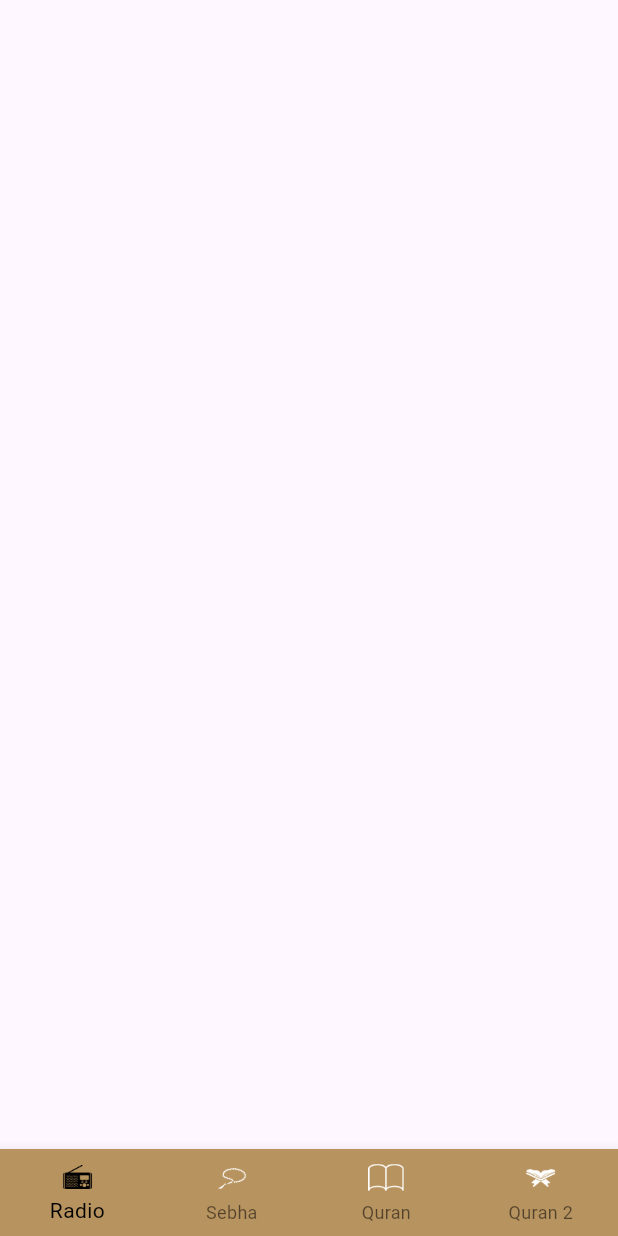
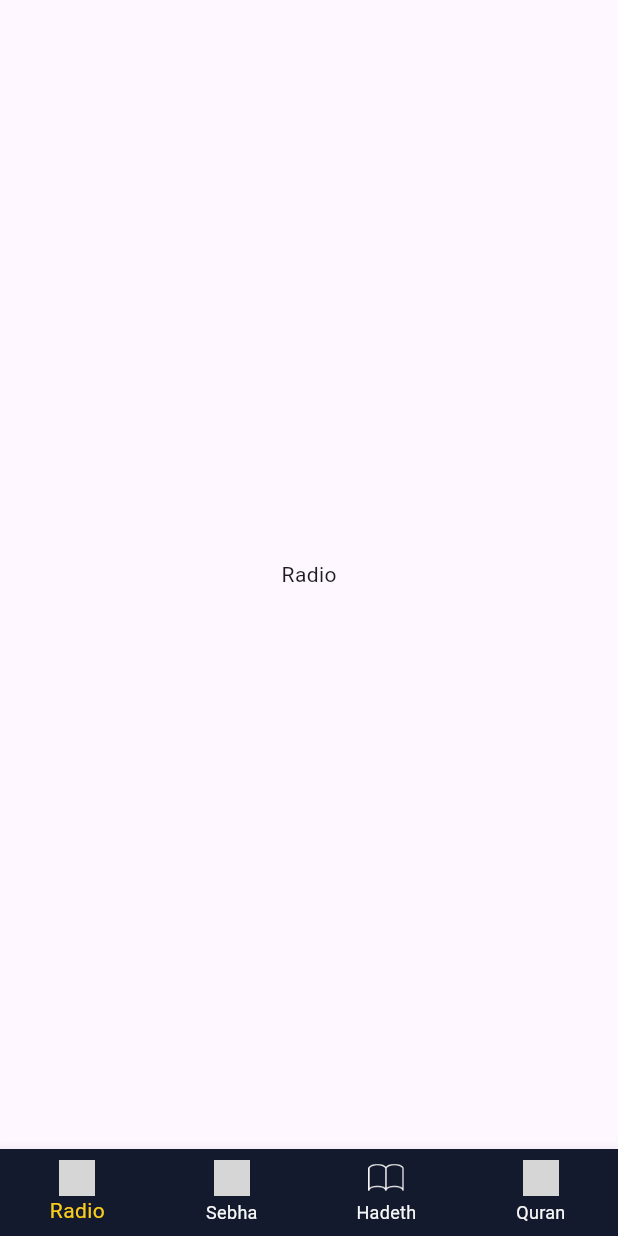
Before and after one commit to MINA000000/Islami, a Flutter app: the screen it shows after launch, on a phone screen of 412 x 824 dp. Run offline on Flutter 3.47's test engine with Material 3 defaults, Android fonts, the phone set to English and light mode, and no system bars; grey boxes are pictures that could not be loaded.

Commit message:
link between tabs and tabs screens

```diff
--- /dev/null
+++ b/lib/app_theme.dart
@@ -0,0 +1,24 @@
+import 'package:flutter/material.dart';
+
+class AppTheme {
+  static const Color PrimaryLight = Color(0xffB7935F);
+  static const Color PrimaryDark = Color(0xff141A2E);
+  static const Color white = Color(0xffF8F8F8);
+  static const Color black = Color(0xff242424);
+  static const Color gold = Color(0xffFACC1D);
+  static ThemeData lightTheme = ThemeData(
+    primaryColor: PrimaryLight,
+    bottomNavigationBarTheme: BottomNavigationBarThemeData(
+      backgroundColor: PrimaryLight,
+      selectedItemColor: black,
+      unselectedItemColor: white,
+    ),
+  );
+  static ThemeData dartTheme = ThemeData(
+    primaryColor: PrimaryDark,
+    bottomNavigationBarTheme: BottomNavigationBarThemeData(
+        backgroundColor: PrimaryDark,
+        selectedItemColor: gold,
+        unselectedItemColor: white),
+  );
+}
--- a/lib/homeScreen.dart
+++ b/lib/homeScreen.dart
@@ -1,4 +1,9 @@
+
 import 'package:flutter/material.dart';
+import 'package:islami/tabs/hadeth/hadeth_tab.dart';
+import 'package:islami/tabs/quran/quran_tab.dart';
+import 'package:islami/tabs/radio/radio_tab.dart';
+import 'package:islami/tabs/sebha/sebha_tab.dart';
 
 class HomeScreen extends StatefulWidget {
   static const routeName = '/home';
@@ -10,52 +15,41 @@ class HomeScreen extends StatefulWidget {
 class _HomeScreenState extends State<HomeScreen> {
   int _selectedIndex = 0;
 
+  List<Widget> tabs = [RadioTab(), SebhaTab(), HadethTab(), QuranTab()];
+
   void _onItemTapped(int index) {
     setState(() {
       _selectedIndex = index;
     });
   }
-
   @override
   Widget build(BuildContext context) {
     return Scaffold(
+      body: tabs[_selectedIndex],
       bottomNavigationBar: BottomNavigationBar(
-        backgroundColor: Color(0xffB7935F),
         type: BottomNavigationBarType.fixed,
-        selectedItemColor: Colors.black,
         currentIndex: _selectedIndex,
-        onTap: _onItemTapped,
+        onTap: (indx) {
+          _selectedIndex = indx;
+          setState(() {});
+        },
         items: [
-          BottomNavigationBarItem(
-            icon: ImageIcon(
-              AssetImage('assets/images/radio.png'),
-              color: _selectedIndex == 0 ? Colors.black : Colors.white,
-            ),
-            label: 'Radio',
-          ),
-          BottomNavigationBarItem(
-            icon: ImageIcon(
-              AssetImage('assets/images/sebha.png'),
-              color: _selectedIndex == 1 ? Colors.black : Colors.white,
-            ),
-            label: 'Sebha',
-          ),
-          BottomNavigationBarItem(
-            icon: ImageIcon(
-              AssetImage('assets/images/quran_quran_svgrepo_com.png'),
-              color: _selectedIndex == 2 ? Colors.black : Colors.white,
-            ),
-            label: 'Quran',
-          ),
-          BottomNavigationBarItem(
-            icon: ImageIcon(
-              AssetImage('assets/images/quran.png'),
-              color: _selectedIndex == 3 ? Colors.black : Colors.white,
-            ),
-            label: 'Quran 2',
-          ),
+          NavigationItem('Radio'),
+          NavigationItem('Sebha'),
+          NavigationItem('Hadeth'),
+          NavigationItem('Quran'),
         ],
       ),
     );
   }
+
+  BottomNavigationBarItem NavigationItem(String iconName) {
+
+    return BottomNavigationBarItem(
+          icon: ImageIcon(
+            AssetImage('assets/images/$iconName.png'),
+          ),
+          label: iconName,
+        );
+  }
 }
--- a/lib/main.dart
+++ b/lib/main.dart
@@ -1,4 +1,5 @@
 import 'package:flutter/material.dart';
+import 'package:islami/app_theme.dart';
 import 'package:islami/homeScreen.dart';
 
 void main() {
@@ -14,6 +15,7 @@ class Islami extends StatelessWidget {
         HomeScreen.routeName :(context) => HomeScreen(),
       },
       initialRoute: HomeScreen.routeName,
+      theme: AppTheme.dartTheme,
     );
   }
 }
--- /dev/null
+++ b/lib/tabs/hadeth/hadeth_tab.dart
@@ -0,0 +1,11 @@
+import 'package:flutter/material.dart';
+
+class HadethTab extends StatelessWidget {
+  @override
+  Widget build(BuildContext context) {
+    return SafeArea(
+        child: Center(
+      child: Text('Hadeth'),
+    ));
+  }
+}
--- /dev/null
+++ b/lib/tabs/quran/quran_tab.dart
@@ -0,0 +1,11 @@
+import 'package:flutter/material.dart';
+
+class QuranTab extends StatelessWidget {
+  @override
+  Widget build(BuildContext context) {
+    return SafeArea(
+        child: Center(
+      child: Text('quran'),
+    ));
+  }
+}
--- /dev/null
+++ b/lib/tabs/radio/radio_tab.dart
@@ -0,0 +1,11 @@
+import 'package:flutter/material.dart';
+
+class RadioTab extends StatelessWidget {
+  @override
+  Widget build(BuildContext context) {
+    return SafeArea(
+        child: Center(
+      child: Text('Radio'),
+    ));
+  }
+}
--- /dev/null
+++ b/lib/tabs/sebha/sebha_tab.dart
@@ -0,0 +1,11 @@
+import 'package:flutter/material.dart';
+
+class SebhaTab extends StatelessWidget {
+  @override
+  Widget build(BuildContext context) {
+    return SafeArea(
+        child: Center(
+      child: Text('Sebha'),
+    ));
+  }
+}
```
Also changed, not shown: assets/images/Hadeth.png (renamed from assets/images/quran_quran_svgrepo_com.png).
